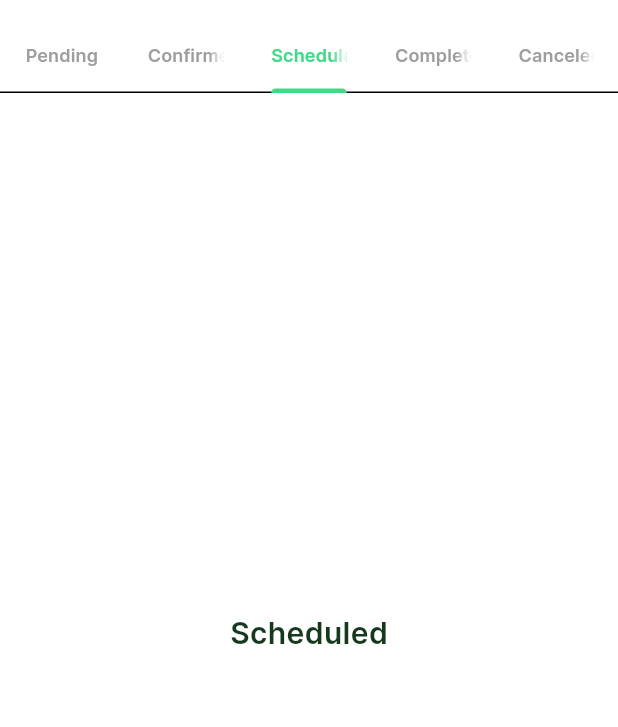
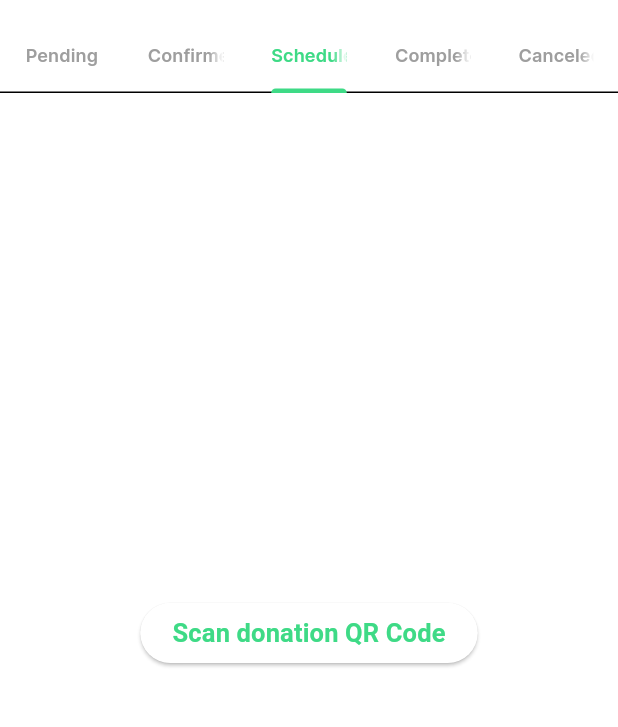
Before and after one commit to lbsomoson/cmsc23-project, a Flutter app: the OrgDashboardScreen screen opened directly, tab 3 chosen, on a phone screen of 412 x 824 dp, the part 63-790 px from its top. Run offline on Flutter 3.47's test engine with Material 3 defaults, Android fonts, the phone set to English and light mode, and no system bars; our stand-ins replace animated_splash_screen, carousel_slider, cloud_firestore, file_picker, firebase_auth, firebase_core and 9 more; missing offline and left inert: animate_gradient, qr_bar_code_scanner_dialog; accounts and stored records are empty; network calls fail; project files that could hold a hidden picture were left out.

Commit message:
fix: donor org view infos + added qr scanner for scheduled

```diff
--- a/lib/screens/donor/donor_orgview.dart
+++ b/lib/screens/donor/donor_orgview.dart
@@ -84,7 +84,7 @@ class _DonorOrgViewState extends State<DonorOrgView> {
                       } else if (!snapshot.hasData) {
                         return const Center(
                           child: Text2Widget(
-                            text: "No Organizations Found",
+                            text: "No Donation Drives Found",
                             style: 'body3',
                           ),
                         );
@@ -97,7 +97,7 @@ class _DonorOrgViewState extends State<DonorOrgView> {
                               children: [
                                 Center(
                                     child: Text2Widget(
-                                        text: "No organizations yet",
+                                        text: "No Donation Drives yet",
                                         style: 'body2'))
                               ]),
                         ));
--- a/lib/screens/organization/org_dashboard.dart
+++ b/lib/screens/organization/org_dashboard.dart
@@ -1,6 +1,8 @@
 import 'package:flutter/material.dart';
 import 'package:project/widgets/appbar_title.dart';
 import 'package:project/widgets/donation_card.dart';
+import 'package:project/widgets/qrcode.dart';
+import 'package:project/widgets/qrscanner.dart';
 
 class OrgDashboardScreen extends StatefulWidget {
   const OrgDashboardScreen({Key? key}) : super(key: key);
@@ -63,9 +65,7 @@ class _OrgDashboardScreenState extends State<OrgDashboardScreen> {
               ),
               Container(
                 color: Colors.white,
-                child: const Center(
-                  child: Text("Scheduled"),
-                ),
+                child: const Center(child: QrScanner()),
               ),
               Container(
                 color: Colors.white,
--- a/lib/widgets/donor_org_card.dart
+++ b/lib/widgets/donor_org_card.dart
@@ -77,15 +77,14 @@ class _DonorOrgCardState extends State<DonorOrgCard> {
                     const SizedBox(
                       height: 5,
                     ),
-                    const Row(
+                    Row(
                       children: [
                         SizedBox(
                           width: 2,
                         ),
                         Expanded(
                           child: Text2Widget(
-                            text:
-                                "Lorem ipsum dolor sit amet, consectetur adipiscing elit, sed do eiusmod tempor incididunt ut labore et dolore magna aliqua. Ut enim ad minim veniam,",
+                            text: widget.org.contactNumber,
                             style: "body5",
                           ),
                         ),
```
